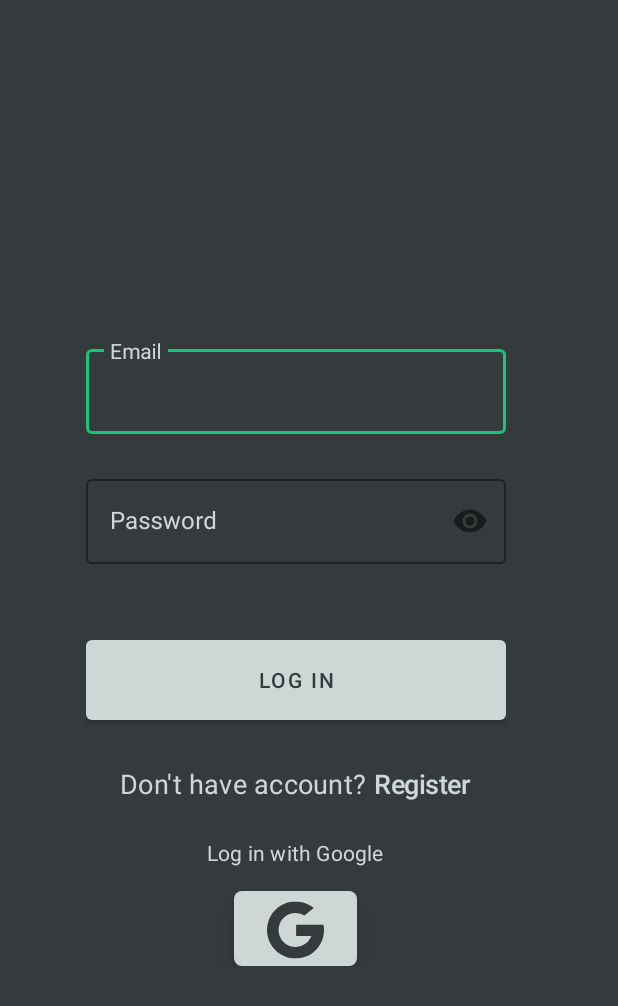
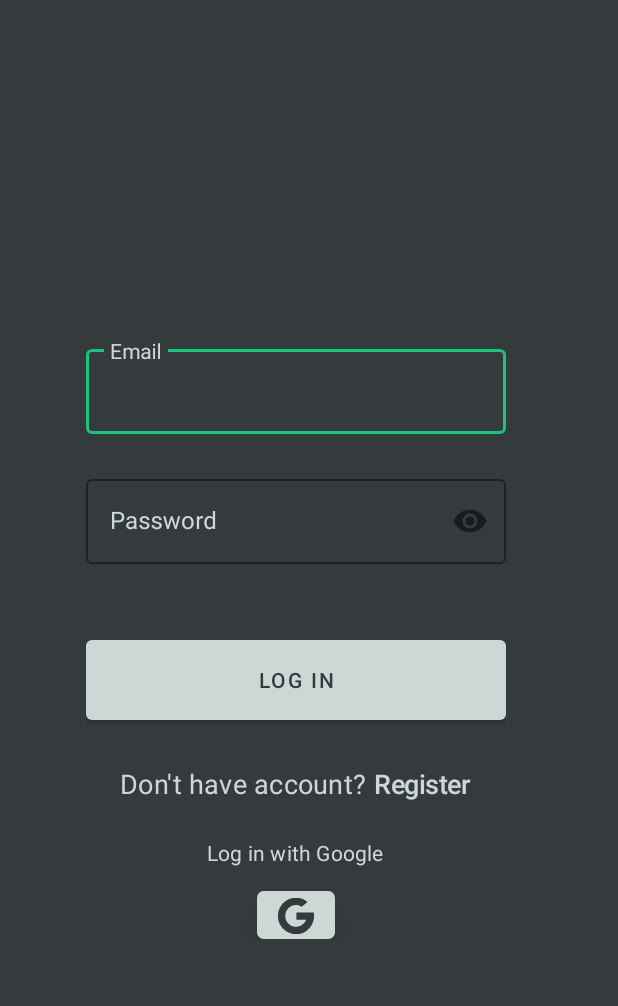
Before and after one commit to agy3ya/NotesUp, an Android app: the screen it shows after launch (MainActivity), on a phone screen of 412 x 824 dp, the part 230-1236 px from its top. Run offline under Robolectric (Android 15) with nearby library versions, the phone set to English and light mode, and no system bars; our stand-ins replace Firebase (no records; nobody signed in at launch, a user with empty details on screens opened directly).

Commit message:
Added support for 320xhdpi devices

```diff
--- a/app/src/main/res/drawable/custom_image_button.xml
+++ b/app/src/main/res/drawable/custom_image_button.xml
@@ -1,5 +1,5 @@
 <?xml version="1.0" encoding="utf-8"?>
 <shape xmlns:android="http://schemas.android.com/apk/res/android">
         <solid android:color="@color/colorPrimary"/>
-        <corners android:radius="5dp"> </corners>
+        <corners android:radius="32dp"> </corners>
 </shape>
--- a/app/src/main/res/drawable/ic_google.xml
+++ b/app/src/main/res/drawable/ic_google.xml
@@ -1,6 +1,6 @@
 <vector xmlns:android="http://schemas.android.com/apk/res/android"
-    android:width="82dp"
-    android:height="50dp"
+    android:width="52dp"
+    android:height="32dp"
     android:viewportWidth="82"
     android:viewportHeight="50">
   <path
```
